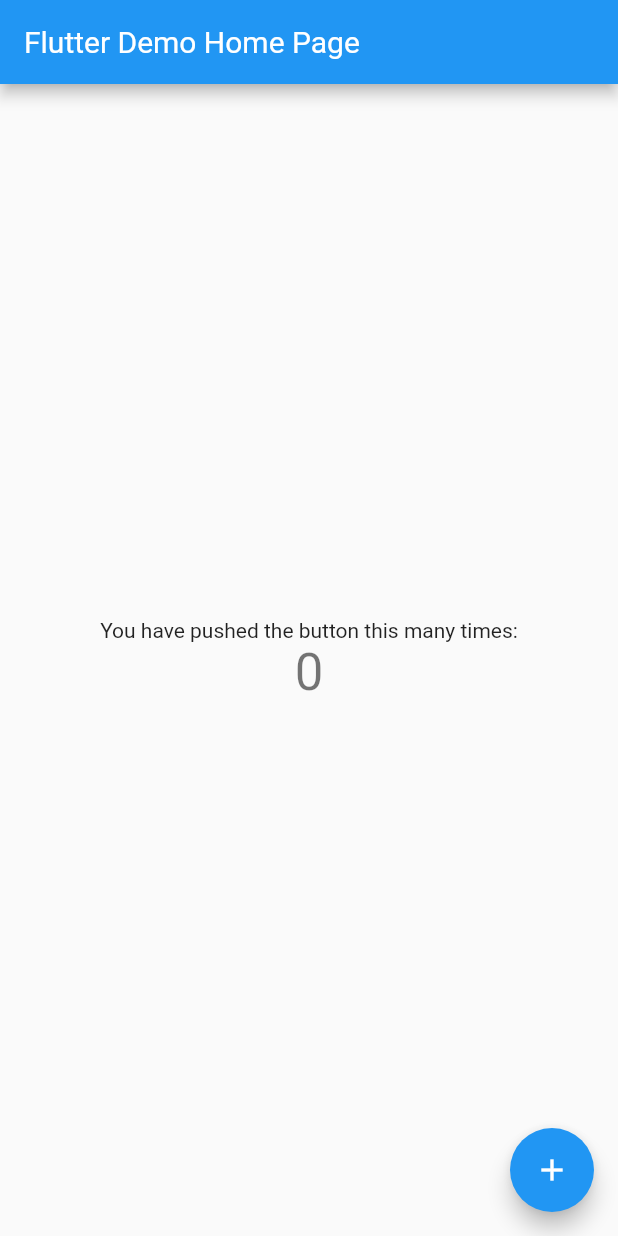
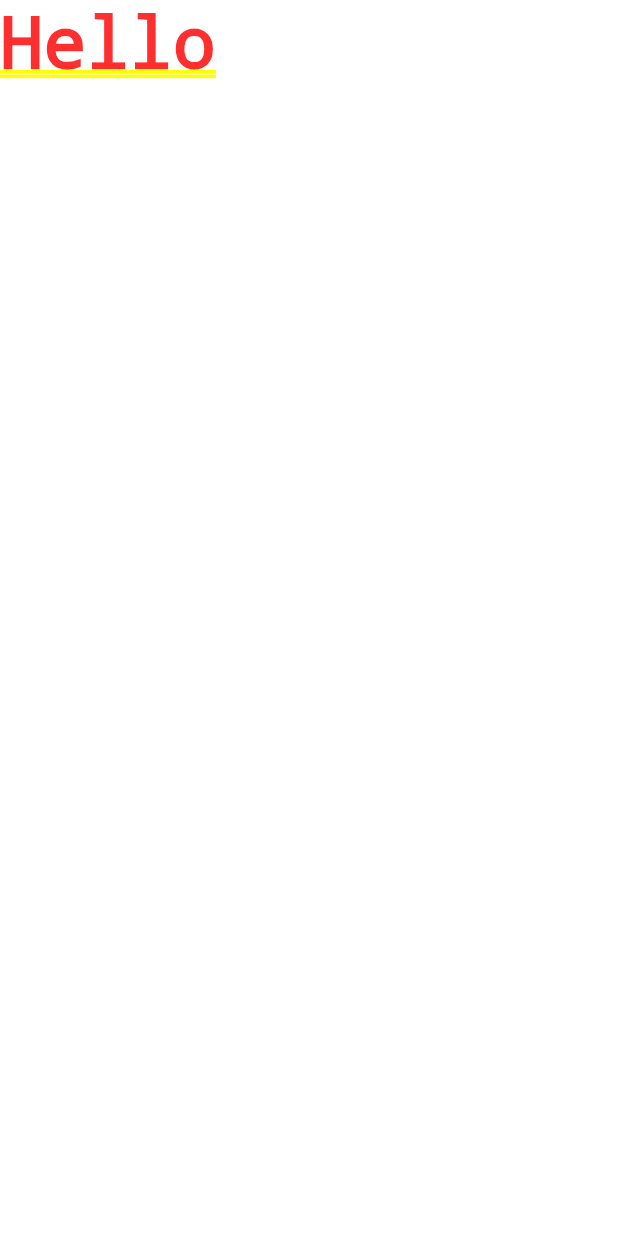
Before and after one commit to projectfebr/surf-flutter-course-bolotov, a Flutter app: the screen it shows after launch, on a phone screen of 412 x 824 dp. Run offline on Flutter 3.47's test engine with Material 2 defaults, Android fonts, the phone set to English and light mode, and no system bars.

Commit message:
первый выиджет, счетчики

```diff
--- a/lib/main.dart
+++ b/lib/main.dart
@@ -11,103 +11,43 @@ class MyApp extends StatelessWidget {
     return MaterialApp(
       title: 'Flutter Demo',
       theme: ThemeData(
-        // This is the theme of your application.
-        //
-        // Try running your application with "flutter run". You'll see the
-        // application has a blue toolbar. Then, without quitting the app, try
-        // changing the primarySwatch below to Colors.green and then invoke
-        // "hot reload" (press "r" in the console where you ran "flutter run",
-        // or simply save your changes to "hot reload" in a Flutter IDE).
-        // Notice that the counter didn't reset back to zero; the application
-        // is not restarted.
         primarySwatch: Colors.blue,
       ),
-      home: MyHomePage(title: 'Flutter Demo Home Page'),
+      home: MyFirstStateFullWidget(),
     );
   }
 }
 
-class MyHomePage extends StatefulWidget {
-  MyHomePage({Key? key, required this.title}) : super(key: key);
+class MyFirstWidget extends StatelessWidget {
+  MyFirstWidget({Key? key}) : super(key: key);
 
-  // This widget is the home page of your application. It is stateful, meaning
-  // that it has a State object (defined below) that contains fields that affect
-  // how it looks.
-
-  // This class is the configuration for the state. It holds the values (in this
-  // case the title) provided by the parent (in this case the App widget) and
-  // used by the build method of the State. Fields in a Widget subclass are
-  // always marked "final".
-
-  final String title;
-
-  @override
-  _MyHomePageState createState() => _MyHomePageState();
-}
-
-class _MyHomePageState extends State<MyHomePage> {
-  int _counter = 0;
-
-  void _incrementCounter() {
-    setState(() {
-      // This call to setState tells the Flutter framework that something has
-      // changed in this State, which causes it to rerun the build method below
-      // so that the display can reflect the updated values. If we changed
-      // _counter without calling setState(), then the build method would not be
-      // called again, and so nothing would appear to happen.
-      _counter++;
-    });
-  }
+  var count = 0;
 
   @override
   Widget build(BuildContext context) {
-    // This method is rerun every time setState is called, for instance as done
-    // by the _incrementCounter method above.
-    //
-    // The Flutter framework has been optimized to make rerunning build methods
-    // fast, so that you can just rebuild anything that needs updating rather
-    // than having to individually change instances of widgets.
-    return Scaffold(
-      appBar: AppBar(
-        // Here we take the value from the MyHomePage object that was created by
-        // the App.build method, and use it to set our appbar title.
-        title: Text(widget.title),
-      ),
-      body: Center(
-        // Center is a layout widget. It takes a single child and positions it
-        // in the middle of the parent.
-        child: Column(
-          // Column is also a layout widget. It takes a list of children and
-          // arranges them vertically. By default, it sizes itself to fit its
-          // children horizontally, and tries to be as tall as its parent.
-          //
-          // Invoke "debug painting" (press "p" in the console, choose the
-          // "Toggle Debug Paint" action from the Flutter Inspector in Android
-          // Studio, or the "Toggle Debug Paint" command in Visual Studio Code)
-          // to see the wireframe for each widget.
-          //
-          // Column has various properties to control how it sizes itself and
-          // how it positions its children. Here we use mainAxisAlignment to
-          // center the children vertically; the main axis here is the vertical
-          // axis because Columns are vertical (the cross axis would be
-          // horizontal).
-          mainAxisAlignment: MainAxisAlignment.center,
-          children: <Widget>[
-            Text(
-              'You have pushed the button this many times:',
-            ),
-            Text(
-              '$_counter',
-              style: Theme.of(context).textTheme.headline4,
-            ),
-          ],
-        ),
-      ),
-      floatingActionButton: FloatingActionButton(
-        onPressed: _incrementCounter,
-        tooltip: 'Increment',
-        child: Icon(Icons.add),
-      ), // This trailing comma makes auto-formatting nicer for build methods.
+    print('call build MyFirstWidget: $count');
+    count++;
+    return Container(
+      child: const Text('Hello'),
     );
   }
 }
+
+class MyFirstStateFullWidget extends StatefulWidget {
+  MyFirstStateFullWidget({Key? key}) : super(key: key);
+
+  @override
+  _MyStateFullWidgetState createState() => _MyStateFullWidgetState();
+}
+
+class _MyStateFullWidgetState extends State<MyFirstStateFullWidget> {
+  var count = 0;
+  @override
+  Widget build(BuildContext context) {
+    print('call build MyFirstWidget: $count');
+    count++;
+    return Container(
+      child: const Text('Hello'),
+    );
+  }
+}
```
